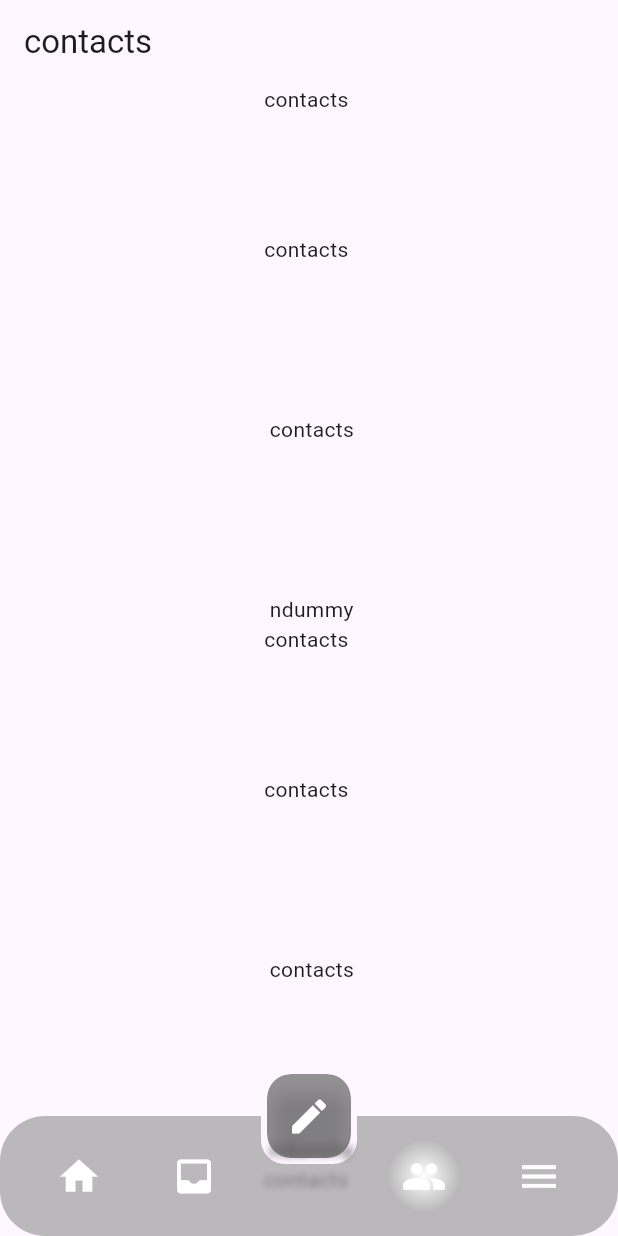
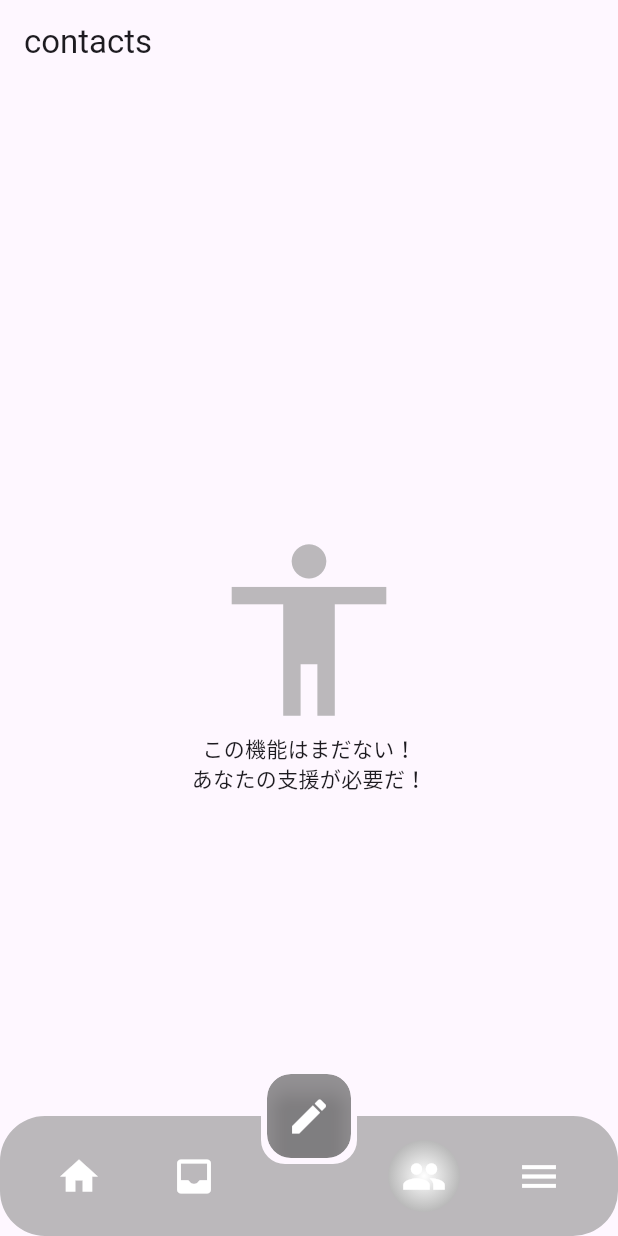
Before and after one commit to hondaya14/dearu-app, a Flutter app: the screen it shows after launch, item 3 of the bottom bar chosen, on a phone screen of 412 x 824 dp. Run offline on Flutter 3.47's test engine with Material 3 defaults, Android fonts, the phone set to English and light mode, and no system bars; our stand-ins replace flutter_riverpod, go_router, logger.

```diff
--- a/lib/base/presentation/components/bottom_app_bar.dart
+++ b/lib/base/presentation/components/bottom_app_bar.dart
@@ -23,8 +23,12 @@ Widget bottomAppBar(ScreenService screenService) {
         ),
         padding: EdgeInsets.zero,
         child: Consumer(
-          builder: (BuildContext context, WidgetRef ref, Widget? child) {
-            Screen currentScreen = ref.watch(currentScreenSNP);
+          builder: (
+            final BuildContext context,
+            final WidgetRef ref,
+            final Widget? child,
+          ) {
+            final Screen currentScreen = ref.watch(currentScreenSNP);
             return Row(
               mainAxisAlignment: MainAxisAlignment.spaceEvenly,
               children: [
@@ -60,9 +64,9 @@ Widget bottomAppBar(ScreenService screenService) {
 
 // BottomAppBarIconButton
 Widget _bottomAppBarIconButton(
-    {required IconData iconData,
-    VoidCallback? onPressed,
-    required bool isSelected}) {
+    {required final IconData iconData,
+    final VoidCallback? onPressed,
+    required final bool isSelected}) {
   return Container(
     decoration: isSelected
         ? BoxDecoration(
--- /dev/null
+++ b/lib/common/no_feature_screen.dart
@@ -0,0 +1,21 @@
+import 'package:flutter/material.dart';
+
+import 'custom_color.dart';
+
+Widget noFeature(final BuildContext context) {
+  final Size size = MediaQuery.of(context).size;
+  return Center(
+    child: Column(
+      mainAxisAlignment: MainAxisAlignment.center,
+      children: [
+        Icon(
+          Icons.accessibility_outlined,
+          size: size.width / 3,
+          color: CustomColor.bgBAB,
+        ),
+        const Text('この機能はまだない！'),
+        const Text('あなたの支援が必要だ！'),
+      ],
+    ),
+  );
+}
--- a/lib/contacts/presentation/contacts_screen.dart
+++ b/lib/contacts/presentation/contacts_screen.dart
@@ -1,18 +1,12 @@
 import 'package:flutter/material.dart';
+
+import '../../common/no_feature_screen.dart';
 
 class ContactsScreen extends StatelessWidget {
   const ContactsScreen({super.key});
 
   @override
-  Widget build(BuildContext context) {
-    return const SingleChildScrollView(
-      child: Column(
-        children: [
-          Center(child: Text('contacts\n\n\n\n\ncontacts\n\n\n\n\n\n contacts\n\n\n\n\n\n ndummy')),
-          Center(child: Text('contacts\n\n\n\n\ncontacts\n\n\n\n\n\n contacts\n\n\n\n\n\n ndummy')),
-          Center(child: Text('contacts\n\n\n\n\ncontacts\n\n\n\n\n\n contacts\n\n\n\n\n\n ndummy')),
-        ],
-      ),
-    );
+  Widget build(final BuildContext context) {
+    return noFeature(context);
   }
 }
--- a/lib/postbox/presentation/postbox_screen.dart
+++ b/lib/postbox/presentation/postbox_screen.dart
@@ -1,18 +1,12 @@
 import 'package:flutter/cupertino.dart';
+
+import '../../common/no_feature_screen.dart';
 
 class PostboxScreen extends StatelessWidget {
   const PostboxScreen({super.key});
 
   @override
-  Widget build(BuildContext context) {
-    return const SingleChildScrollView(
-      child: Column(
-        children: [
-          Center(child: Text('postbox\n\n\n\n\n\ndummy\n\n\n\n\n\n ndummy\n\n\n\n\n\n ndummy')),
-          Center(child: Text('postbox\n\n\n\n\n\ndummy\n\n\n\n\n\n ndummy\n\n\n\n\n\n ndummy')),
-          Center(child: Text('postbox\n\n\n\n\n\ndummy\n\n\n\n\n\n ndummy\n\n\n\n\n\n ndummy')),
-        ],
-      ),
-    );
+  Widget build(final BuildContext context) {
+    return noFeature(context);
   }
 }
```
